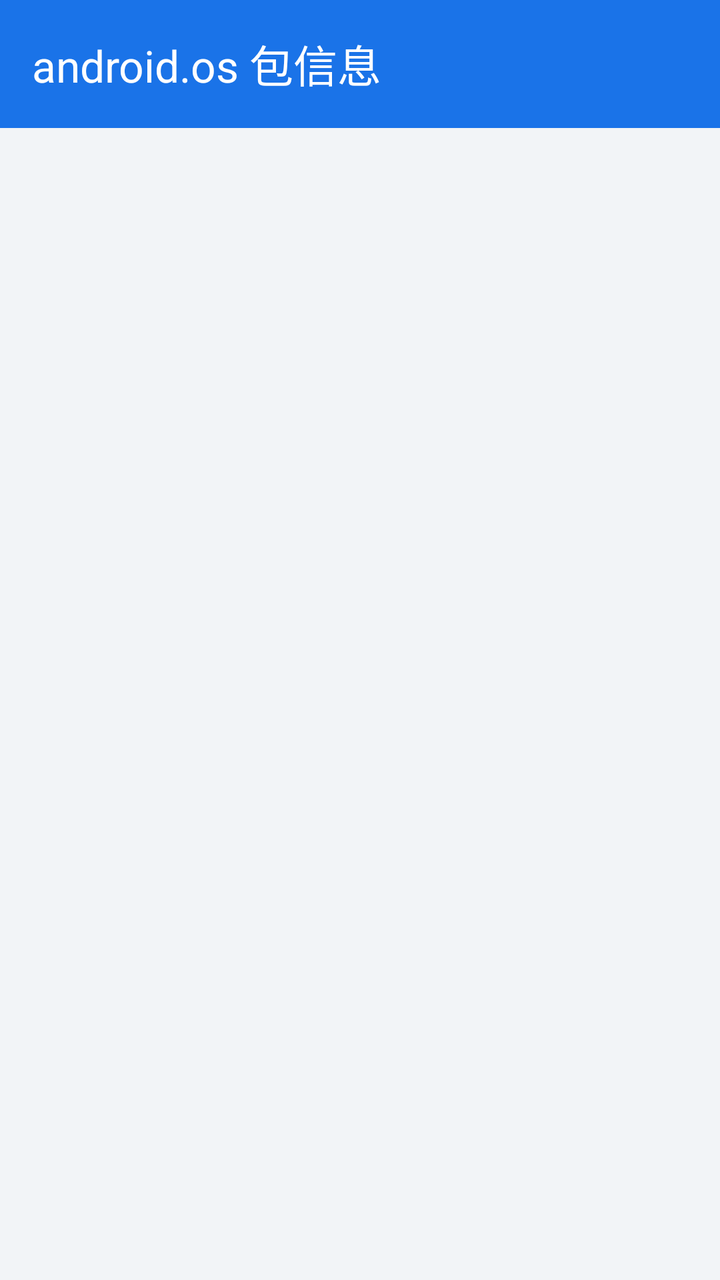
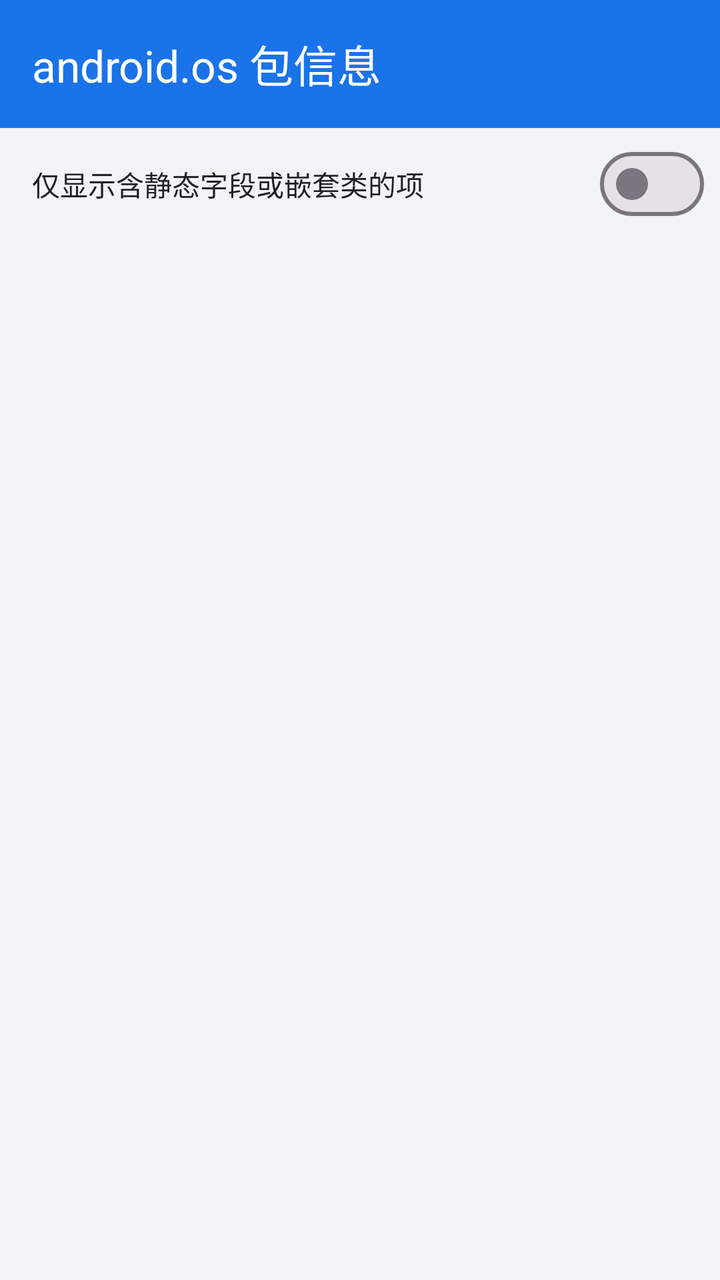

Before-and-after screenshots of an Android layout around one commit, followed by the original layout XML and the change that was made.
<!-- AndroidManifest.xml: application theme AppTheme -->
<!-- res/layout/activity_main.xml -->
<?xml version="1.0" encoding="utf-8"?>
<LinearLayout xmlns:android="http://schemas.android.com/apk/res/android"
    xmlns:app="http://schemas.android.com/apk/res-auto"
    android:layout_width="match_parent"
    android:layout_height="match_parent"
    android:orientation="vertical"
    android:background="@color/background"
    android:fitsSystemWindows="true">

    
    <com.google.android.material.appbar.MaterialToolbar
        android:id="@+id/toolbar"
        android:layout_width="match_parent"
        android:layout_height="?attr/actionBarSize"
        android:background="@color/primary"
        android:elevation="4dp"
        app:titleTextColor="#FFFFFF"
        app:subtitleTextColor="#B3FFFFFF"
        app:title="@string/title_main" />

    
    <ScrollView
        android:layout_width="match_parent"
        android:layout_height="0dp"
        android:layout_weight="1"
        android:fillViewport="true">

        <LinearLayout
            android:id="@+id/container"
            android:layout_width="match_parent"
            android:layout_height="wrap_content"
            android:orientation="vertical"
            android:padding="12dp" />
    </ScrollView>

</LinearLayout>
<!-- resources referenced by this layout -->
<resources>
  <color name="background">#F2F4F7</color>
  <color name="primary">#1A73E8</color>
  <string name="title_main">android.os 包信息</string>
  <style name="AppTheme" parent="Theme.Material3.Light.NoActionBar">
          
          <item name="colorPrimary">@color/primary</item>
          <item name="colorOnPrimary">@android:color/white</item>
          <item name="colorPrimaryContainer">#D8E7FB</item>
          <item name="colorOnPrimaryContainer">#0B3D91</item>
          <item name="colorSecondary">@color/accent</item>
          <item name="colorOnSecondary">@android:color/white</item>
          <item name="colorSecondaryContainer">#D3F2E2</item>
          <item name="colorOnSecondaryContainer">#0A4A2B</item>
          <item name="android:colorPrimary">@color/primary</item>
          <item name="android:colorAccent">@color/accent</item>
          
          <item name="android:statusBarColor">@android:color/transparent</item>
          <item name="android:windowDrawsSystemBarBackgrounds">true</item>
          <item name="android:windowLightStatusBar">false</item>
          <item name="android:windowBackground">@color/background</item>
          
          <item name="materialAlertDialogTheme">@style/AppDialog</item>
          <item name="materialCardViewStyle">@style/AppCard</item>
      </style>
  <color name="accent">#1E8E5A</color>
  <style name="AppDialog" parent="ThemeOverlay.Material3.MaterialAlertDialog">
          <item name="shapeAppearanceOverlay">@style/AppDialogShape</item>
      </style>
  <style name="AppCard" parent="Widget.Material3.CardView.Elevated">
          <item name="cardCornerRadius">12dp</item>
          <item name="cardElevation">1dp</item>
          <item name="cardBackgroundColor">@color/card_bg</item>
          <item name="strokeWidth">0dp</item>
      </style>
  <style name="AppDialogShape" parent="">
          <item name="cornerFamily">rounded</item>
          <item name="cornerSize">16dp</item>
      </style>
  <color name="card_bg">#FFFFFF</color>
</resources>

<!-- the commit's change to res/layout/activity_main.xml (unified diff, before → after) -->
@@ -19,6 +19,33 @@
         app:title="@string/title_main" />
 
     
+    <LinearLayout
+        android:id="@+id/filter_bar"
+        android:layout_width="match_parent"
+        android:layout_height="wrap_content"
+        android:orientation="horizontal"
+        android:gravity="center_vertical"
+        android:paddingStart="16dp"
+        android:paddingEnd="8dp"
+        android:paddingTop="4dp"
+        android:paddingBottom="4dp"
+        android:background="@color/background">
+
+        <TextView
+            android:layout_width="0dp"
+            android:layout_height="wrap_content"
+            android:layout_weight="1"
+            android:text="仅显示含静态字段或嵌套类的项"
+            android:textSize="14sp"
+            android:textColor="@color/text_primary" />
+
+        <com.google.android.material.materialswitch.MaterialSwitch
+            android:id="@+id/switch_filter_empty"
+            android:layout_width="wrap_content"
+            android:layout_height="wrap_content" />
+    </LinearLayout>
+
+    
     <ScrollView
         android:layout_width="match_parent"
         android:layout_height="0dp"
<!-- resource entries referenced after the edit -->
@@ -2,6 +2,7 @@
 <resources>
   <color name="background">#F2F4F7</color>
   <color name="primary">#1A73E8</color>
+  <color name="text_primary">#202124</color>
   <string name="title_main">android.os 包信息</string>
   <style name="AppTheme" parent="Theme.Material3.Light.NoActionBar">
           
